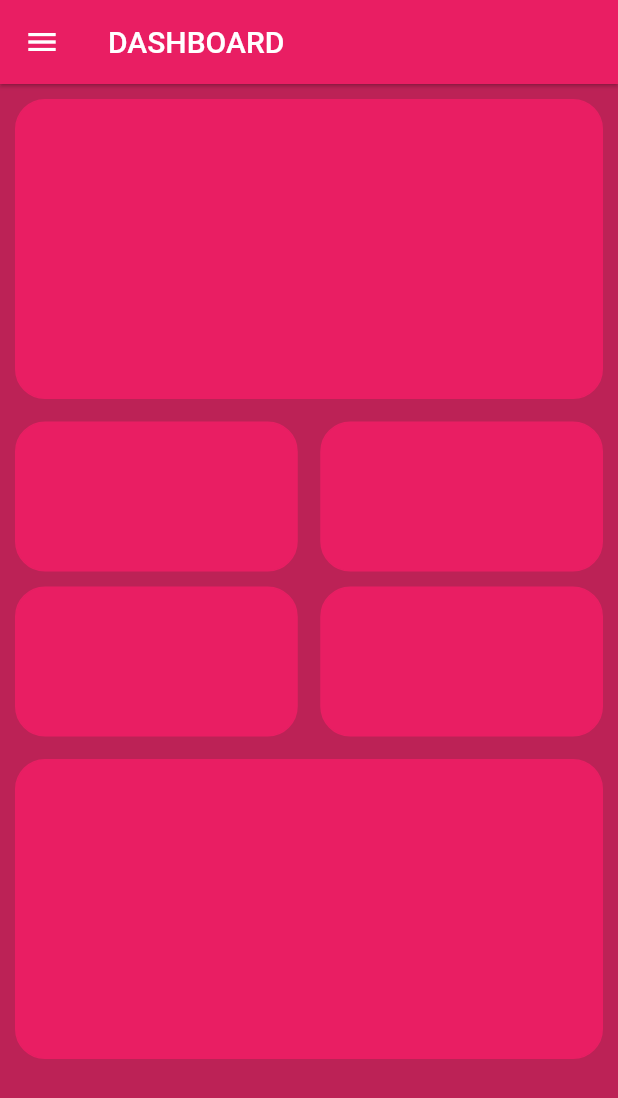
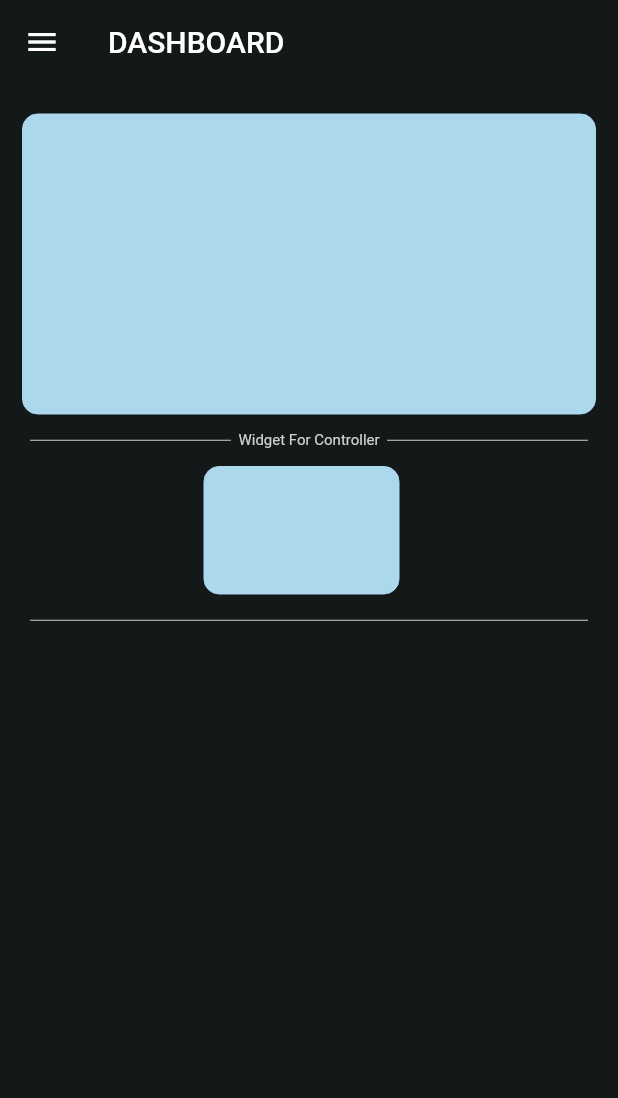
Before and after one commit to ISongwuts/IOT-APP, a Flutter app: the MainScreen screen opened directly, on a phone screen of 412 x 824 dp. Shown: the top 1098 px of the screen. Run offline on Flutter 3.47's test engine with Material 2 defaults, Android fonts, the phone set to English and light mode, and no system bars; our stand-ins replace connectivity, firebase_auth, firebase_core, fluttertoast, form_field_validator, introduction_screen and 1 more; accounts and stored records are empty.

Commit message:
first commit

```diff
--- /dev/null
+++ b/lib/screens/controller/ledscreen.dart
@@ -0,0 +1,31 @@
+import 'package:flutter/material.dart';
+
+class LedScreen extends StatefulWidget {
+  const LedScreen({ Key? key }) : super(key: key);
+
+  @override
+  _LedScreenState createState() => _LedScreenState();
+}
+
+class _LedScreenState extends State<LedScreen> {
+  @override
+  Widget build(BuildContext context) {
+    return Scaffold(
+      appBar: AppBar(
+        backgroundColor: Colors.transparent,
+        elevation: 0,
+        centerTitle: true,
+        title: Text("LED Controller"),
+      ),
+      backgroundColor: const Color(0xff131818),
+      body: Container(
+        child: Padding(
+          padding: EdgeInsets.all(10),
+          child: Container(
+
+          ),
+        ),
+      ),
+    );
+  }
+}
--- a/lib/screens/mainscreen.dart
+++ b/lib/screens/mainscreen.dart
@@ -1,6 +1,7 @@
 import 'package:firebase_auth/firebase_auth.dart';
 import 'package:flutter/material.dart';
 import 'package:myapp/screens/auth/loginscreen.dart';
+import 'package:myapp/screens/controller/ledscreen.dart';
 
 class MainScreen extends StatefulWidget {
   const MainScreen({Key? key}) : super(key: key);
@@ -11,12 +12,47 @@ class MainScreen extends StatefulWidget {
 
 class _MainScreenState extends State<MainScreen> {
   final auth = FirebaseAuth.instance;
+  Widget HorizontalBox(Widget Screen) {
+  return GestureDetector(
+    onTap: () {
+      Navigator.push(
+          context,
+          PageRouteBuilder(
+              transitionDuration: Duration(milliseconds: 500),
+              transitionsBuilder: (context, animation, animationTime, child) {
+                animation = CurvedAnimation(
+                    parent: animation, curve: Curves.linearToEaseOut);
+                return ScaleTransition(
+                    alignment: Alignment.center,
+                    scale: animation,
+                    child: child);
+              },
+              pageBuilder: (context, animation, animationTime) {
+                return Screen;
+              }));
+    },
+
+    child: Container(
+      margin: EdgeInsets.fromLTRB(0, 0, 10, 0),
+      height: 85,
+      width: 130.0,
+      decoration: BoxDecoration(
+          /*gradient: const LinearGradient(colors: [
+            Color(0xffabd8ed),
+          ]),*/
+          color: Color(0xffabd8ed),
+          borderRadius: BorderRadius.circular(10.0),
+          border: Border.all(color: Color(0xffabd8ed), width: 0)),
+    ),
+  );
+}
+
   @override
   Widget build(BuildContext context) {
     return Scaffold(
       drawer: Drawer(
         child: Container(
-          color: Colors.pink,
+          color: const Color(0xff131818),
           child: ListView(
             children: [
               Align(
@@ -24,7 +60,7 @@ class _MainScreenState extends State<MainScreen> {
                 child: Container(
                   margin: EdgeInsets.all(13.5),
                   width: double.infinity,
-                  color: Colors.pink,
+                  color: const Color(0xff131818),
                   child: const Text("MENU",
                       textAlign: TextAlign.center,
                       style: TextStyle(
@@ -41,47 +77,24 @@ class _MainScreenState extends State<MainScreen> {
                     "images/Unknown.png",
                   ),
                 )),
-                color: Colors.pink,
+                color: const Color(0xff131818),
               ),
               Align(
                 alignment: Alignment.center,
                 child: Container(
                   margin: EdgeInsets.all(13.5),
                   width: double.infinity,
-                  color: Colors.pink,
+                  color: const Color(0xff131818),
                   child: Text("${auth.currentUser!.email}",
                       textAlign: TextAlign.center,
-                      style: TextStyle(
-                        color: Colors.white,
+                      style: const TextStyle(
+                        color: const Color(0xffabd8ed),
                         fontSize: 21.5,
                         fontWeight: FontWeight.bold,
                       )),
                 ),
               ),
-              Row(children: [
-                Expanded(
-                    child: Divider(
-                  height: 35,
-                  thickness: 1,
-                  color: Colors.grey[300],
-                  endIndent: 5,
-                  indent: 5,
-                )),
-                Text(
-                  "Features",
-                  style: TextStyle(
-                    color: Colors.grey[300],
-                  ),
-                ),
-                Expanded(
-                    child: Divider(
-                  height: 35,
-                  thickness: 1,
-                  color: Colors.grey[300],
-                  indent: 5,
-                  endIndent: 5,
-                )),
-              ]),
+              DividerBetween("Features"),
               Column(
                 children: [
                   GestureDetector(
@@ -90,7 +103,7 @@ class _MainScreenState extends State<MainScreen> {
                       margin: EdgeInsets.fromLTRB(0, 5, 0, 0),
                       width: double.infinity,
                       height: 50,
-                      color: Colors.pink[600],
+                      color: const Color(0xff131818),
                       alignment: Alignment.centerLeft,
                       child: Padding(
                         padding: const EdgeInsets.all(8.0),
@@ -110,7 +123,7 @@ class _MainScreenState extends State<MainScreen> {
                       margin: EdgeInsets.fromLTRB(0, 2, 0, 0),
                       width: double.infinity,
                       height: 50,
-                      color: Colors.pink[600],
+                      color: const Color(0xff131818),
                       alignment: Alignment.centerLeft,
                       child: Padding(
                         padding: const EdgeInsets.all(8.0),
@@ -124,10 +137,10 @@ class _MainScreenState extends State<MainScreen> {
                       ),
                     ),
                   ),
-                  Divider(
+                  const Divider(
                     height: 35,
-                    thickness: 1,
-                    color: Colors.grey[300],
+                    thickness: 0,
+                    color: Color(0xffd0d0d0),
                     endIndent: 5,
                     indent: 5,
                   ),
@@ -164,15 +177,17 @@ class _MainScreenState extends State<MainScreen> {
                         child: Text(
                           "LOGOUT",
                           style: TextStyle(
-                              color: Colors.red, fontWeight: FontWeight.bold),
+                              color: const Color(0xff131818),
+                              fontWeight: FontWeight.bold),
                         ),
                         style: ElevatedButton.styleFrom(
-                            primary: Colors.white,
-                            onPrimary: Colors.red,
+                            primary: const Color(0xffabd8ed),
+                            onPrimary: Colors.blue,
                             shadowColor: Colors.black,
                             shape: RoundedRectangleBorder(
                                 borderRadius: BorderRadius.circular(18.0),
-                                side: const BorderSide(color: Colors.white))),
+                                side: const BorderSide(
+                                    color: const Color(0xffabd8ed)))),
                       ),
                     ),
                   ),
@@ -183,8 +198,9 @@ class _MainScreenState extends State<MainScreen> {
         ),
       ),
       appBar: AppBar(
+        backgroundColor: Colors.transparent,
         centerTitle: true,
-        elevation: 1,
+        elevation: 0,
         title: Row(
           crossAxisAlignment: CrossAxisAlignment.center,
           children: const [
@@ -192,116 +208,78 @@ class _MainScreenState extends State<MainScreen> {
           ],
         ),
       ),
-      backgroundColor: const Color(0xffbc2256),
-      body: Container(
+      backgroundColor: const Color(0xff131818),
+      body: SingleChildScrollView(
+        child: Container(
           child: Padding(
-          padding: const EdgeInsets.all(10),
-          child: ListView(
+            padding: const EdgeInsets.fromLTRB(15, 20, 15, 15),
+            child: Column(
               children: [
                 Row(
                   children: [
                     Expanded(
                         child: Container(
                       decoration: BoxDecoration(
-                              color: Colors.pink,
-                              borderRadius: BorderRadius.circular(20.0),
-                              border: Border.all(color: Colors.pink, width: 1)),
+                          color: Color(0xffabd8ed),
+                          borderRadius: BorderRadius.circular(10.0),
+                          border:
+                              Border.all(color: Color(0xffabd8ed), width: 0)),
                       width: double.infinity,
                       height: 200,
-                          child: Expanded(
-                            child: Column(
-                              children: [],
-                            ),
-                          ))),
-
-                ],
-              ),Row(
-                children: [
-                  Expanded(
-                          child: Container(
-                              margin: EdgeInsets.fromLTRB(0, 15, 7.5, 5),
-                              decoration: BoxDecoration(
-                                  color: Colors.pink,
-                                  borderRadius: BorderRadius.circular(20.0),
-                                  border: Border.all(color: Colors.pink, width: 1)),
-                              width: double.infinity,
-                              height: 100,
-                              child: Expanded(
-                                child: Column(
-                                  children: [],
-                                ),
-                              ))),
-                  Expanded(
-                          child: Container(
-                              margin: EdgeInsets.fromLTRB(7.5, 15, 0, 5),
-                              decoration: BoxDecoration(
-                                  color: Colors.pink,
-                                  borderRadius: BorderRadius.circular(20.0),
-                                  border: Border.all(color: Colors.pink, width: 1)),
-                              width: double.infinity,
-                              height: 100,
-                              child: Expanded(
-                                child: Column(
-                                  children: [],
-                                ),
-                              ))),
+                    )),
                   ],
                 ),
-              Row(
+                DividerBetween("Widget For Controller"),
+                SingleChildScrollView(
+                  scrollDirection: Axis.horizontal,
+                  child: Row(
                     children: [
-                  Expanded(
-                          child: Container(
-                              margin: EdgeInsets.fromLTRB(0, 5, 7.5, 15),
-                              decoration: BoxDecoration(
-                                  color: Colors.pink,
-                                  borderRadius: BorderRadius.circular(20.0),
-                                  border: Border.all(color: Colors.pink, width: 1)),
-                              width: double.infinity,
-                              height: 100,
-                              child: Expanded(
-                                child: Column(
-                                  children: [],
-                                ),
-                              ))),
-                  Expanded(
-                          child: Container(
-                              margin: EdgeInsets.fromLTRB(7.5, 5, 0, 15),
-                              decoration: BoxDecoration(
-                                  color: Colors.pink,
-                                  borderRadius: BorderRadius.circular(20.0),
-                                  border: Border.all(color: Colors.pink, width: 1)),
-                              width: double.infinity,
-                              height: 100,
-                              child: Expanded(
-                                child: Column(
-                                  children: [],
-                                ),
-                              ))),
+                      HorizontalBox(LedScreen()),
                     ],
                   ),
-              Row(
-                children: [
-                  Expanded(
-                      child: Container(
-                          decoration: BoxDecoration(
-                              color: Colors.pink,
-                              borderRadius: BorderRadius.circular(20.0),
-                              border: Border.all(color: Colors.pink, width: 1)),
-                          width: double.infinity,
-                          height: 200,
-                          child: Expanded(
-                            child: Column(
-                              children: [],
                 ),
-                          ))),
-
+                Divider(
+                  height: 35,
+                  thickness: 0,
+                  color: Color(0xffd0d0d0),
+                  indent: 5,
+                  endIndent: 5,
+                ),
               ],
             ),
-
-            ],
           ),
         ),
       ),
     );
   }
 }
+
+
+
+Widget DividerBetween(String title) {
+  return Row(children: [
+    Expanded(
+        child: Divider(
+      height: 35,
+      thickness: 0,
+      color: Color(0xffd0d0d0),
+      endIndent: 5,
+      indent: 5,
+    )),
+    Text(
+      title,
+      style: TextStyle(
+        color: Color(0xffd0d0d0),
+        fontSize: 10,
+      ),
+    ),
+    Expanded(
+        child: Divider(
+      height: 35,
+      thickness: 0,
+      color: Color(0xffd0d0d0),
+      indent: 5,
+      endIndent: 5,
+    )),
+  ]);
+}
```
Lines whose indentation alone changed are shown as unchanged.
